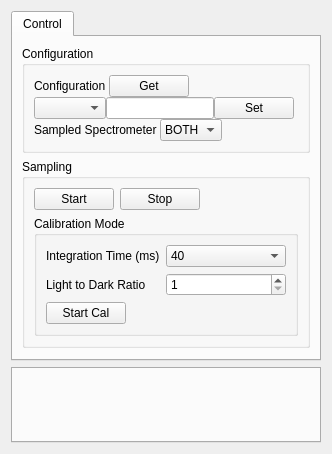
First picture: the form in inlinino/resources/widget_hypernav_cal.ui, repository OceanOptics/Inlinino, before the edit.
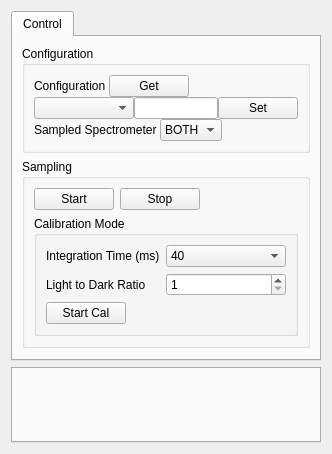
Second picture: the form after the edit.

What changed in the file:
```diff
--- a/inlinino/resources/widget_hypernav_cal.ui
+++ b/inlinino/resources/widget_hypernav_cal.ui
@@ -88,7 +88,20 @@
           <item>
            <layout class="QHBoxLayout" name="horizontalLayout_3">
             <item>
-             <widget class="QComboBox" name="ctrl_set_parameter"/>
+             <widget class="QComboBox" name="ctrl_set_parameter">
+              <property name="sizePolicy">
+               <sizepolicy hsizetype="Fixed" vsizetype="Fixed">
+                <horstretch>0</horstretch>
+                <verstretch>0</verstretch>
+               </sizepolicy>
+              </property>
+              <property name="minimumSize">
+               <size>
+                <width>100</width>
+                <height>0</height>
+               </size>
+              </property>
+             </widget>
             </item>
             <item>
              <widget class="QLineEdit" name="ctrl_set_value">
@@ -99,6 +112,12 @@
             </item>
             <item>
              <widget class="QPushButton" name="ctrl_set_cfg">
+              <property name="maximumSize">
+               <size>
+                <width>80</width>
+                <height>16777215</height>
+               </size>
+              </property>
               <property name="text">
                <string>Set</string>
               </property>
```
